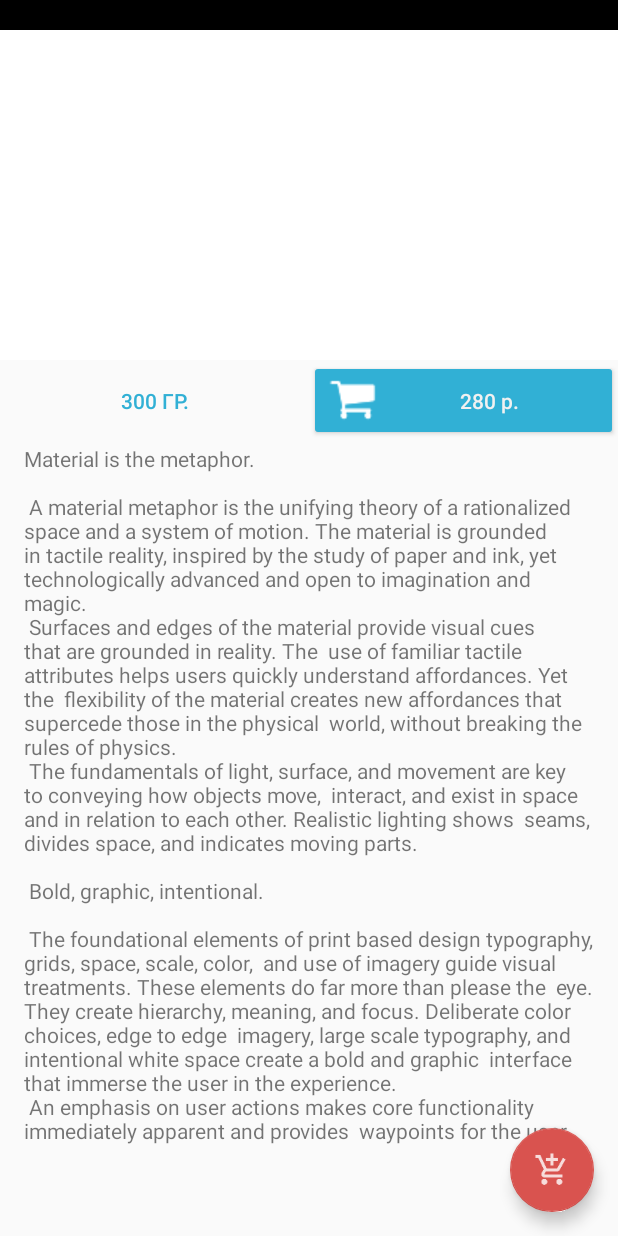
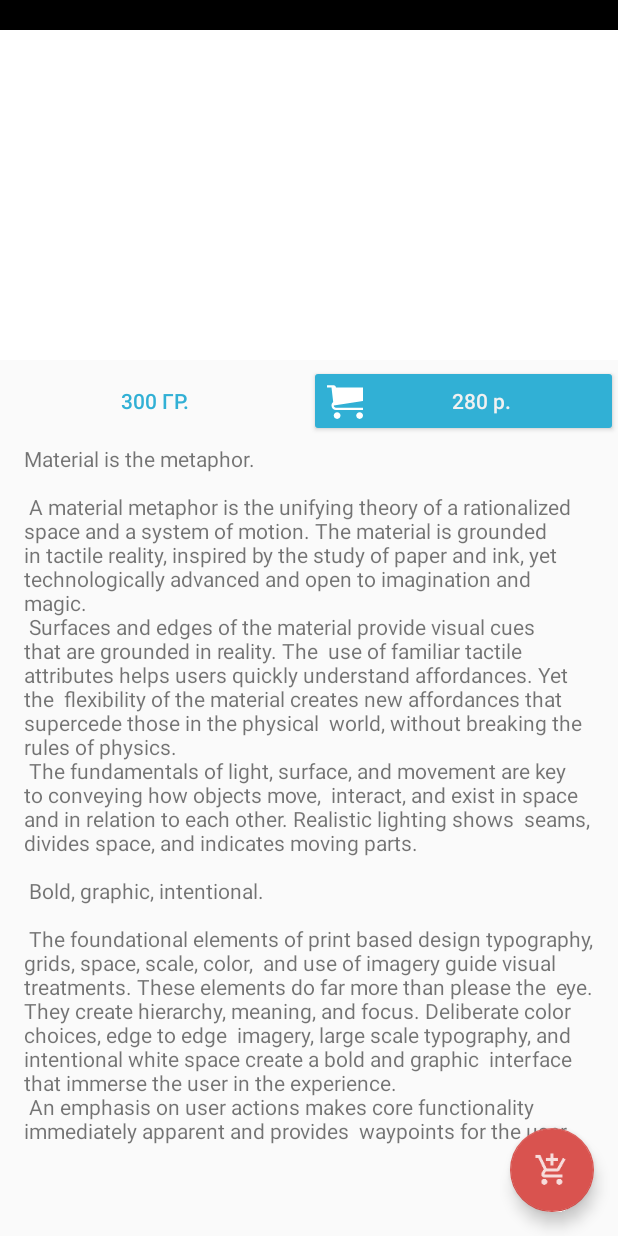
Before and after one commit to maximmo/sandwichclub03, an Android app: the ProductActivity screen opened directly, with no data from a screen before it, on a phone screen of 412 x 824 dp. Run offline under Robolectric (Android 15) with nearby library versions, the phone set to English and light mode, and no system bars; our stand-ins replace Picasso; libraries missing offline, so code that uses them is left out: com.orm; pictures from the network do not load; 2 statements that could not run were skipped.

Commit message:
vector assets

```diff
--- /dev/null
+++ b/app/src/main/res/drawable/ic_cart_fa.xml
@@ -0,0 +1,6 @@
+<vector android:height="24dp" android:viewportHeight="25.0"
+    android:viewportWidth="25.0" android:width="24dp" xmlns:android="http://schemas.android.com/apk/res/android">
+    <path android:fillColor="#fff" android:pathData="M9.375,22.656c0,1.294 -1.049,2.344 -2.344,2.344s-2.344,-1.049 -2.344,-2.344c0,-1.294 1.049,-2.344 2.344,-2.344s2.344,1.049 2.344,2.344z"/>
+    <path android:fillColor="#fff" android:pathData="M25,22.656c0,1.294 -1.049,2.344 -2.344,2.344s-2.344,-1.049 -2.344,-2.344c0,-1.294 1.049,-2.344 2.344,-2.344s2.344,1.049 2.344,2.344z"/>
+    <path android:fillColor="#fff" android:pathData="M25,12.5v-9.375h-18.75c0,-0.863 -0.7,-1.563 -1.563,-1.563h-4.688v1.563h3.125l1.174,10.06c-0.715,0.573 -1.174,1.453 -1.174,2.44 0,1.726 1.399,3.125 3.125,3.125h18.75v-1.563h-18.75c-0.863,0 -1.563,-0.7 -1.563,-1.563 0,-0.005 0,-0.011 0,-0.016l20.312,-3.109z"/>
+</vector>
--- /dev/null
+++ b/app/src/main/res/drawable/ic_like_grey.xml
@@ -0,0 +1,5 @@
+<vector android:alpha="0.90" android:height="20dp"
+    android:viewportHeight="25.0" android:viewportWidth="25.0"
+    android:width="20dp" xmlns:android="http://schemas.android.com/apk/res/android">
+    <path android:fillColor="#aab8c2" android:pathData="M18.437,1.563c-2.628,0 -4.889,2.138 -5.937,4.37 -1.048,-2.233 -3.31,-4.37 -5.938,-4.37 -3.623,0 -6.563,2.94 -6.563,6.563 0,7.369 7.434,9.302 12.501,16.587 4.789,-7.241 12.499,-9.453 12.499,-16.587 0,-3.623 -2.94,-6.563 -6.563,-6.563z"/>
+</vector>
--- /dev/null
+++ b/app/src/main/res/drawable/ic_like_red.xml
@@ -0,0 +1,4 @@
+<vector android:height="20dp" android:viewportHeight="25.0"
+    android:viewportWidth="25.0" android:width="20dp" xmlns:android="http://schemas.android.com/apk/res/android">
+    <path android:fillColor="#e2264d" android:pathData="M18.437,1.563c-2.628,0 -4.889,2.138 -5.937,4.37 -1.048,-2.233 -3.31,-4.37 -5.938,-4.37 -3.623,0 -6.563,2.94 -6.563,6.563 0,7.369 7.434,9.302 12.501,16.587 4.789,-7.241 12.499,-9.453 12.499,-16.587 0,-3.623 -2.94,-6.563 -6.563,-6.563z"/>
+</vector>
--- a/app/src/main/res/layout/item_product.xml
+++ b/app/src/main/res/layout/item_product.xml
@@ -50,7 +50,7 @@
                 android:textSize="14sp"
                 android:textStyle="normal"
                 android:layout_height="20dp"
-                android:drawableLeft="@drawable/like_20_gray"
+                android:drawableLeft="@drawable/ic_like_grey"
                 android:layout_marginBottom="16dp"
                 android:layout_marginLeft="8dp"
                 app:layout_constraintLeft_toLeftOf="parent"
@@ -94,7 +94,7 @@
                 android:layout_marginBottom="4dp"
                 android:layout_marginRight="4dp"
                 android:text="@string/btn_price_text"
-                android:drawableLeft="@drawable/cart_fa"
+                android:drawableLeft="@drawable/ic_cart_fa"
                 android:textAllCaps="false"
                 android:textColor="@color/colorEndSpinner"
                 android:textSize="14sp"
--- a/app/src/main/res/layout/product_price_weight.xml
+++ b/app/src/main/res/layout/product_price_weight.xml
@@ -31,7 +31,7 @@
             android:layout_height="wrap_content"
             android:textAllCaps="false"
             android:textColor="@color/colorEndSpinner"
-            android:drawableLeft="@drawable/cart_fa"
+            android:drawableLeft="@drawable/ic_cart_fa"
             android:textSize="14sp"
             android:textStyle="normal"
             android:text="@string/btn_price_text"
```
Also changed, not shown: app/src/main/java/ru/serv_techno/sandwichclub03/adapters/ProductAdapter.java (+33 -25 lines), app/src/main/res/drawable/cart_fa.png (deleted), app/src/main/res/drawable/like_20_gray.png (deleted), app/src/main/res/drawable/like_20_red.png (deleted).
